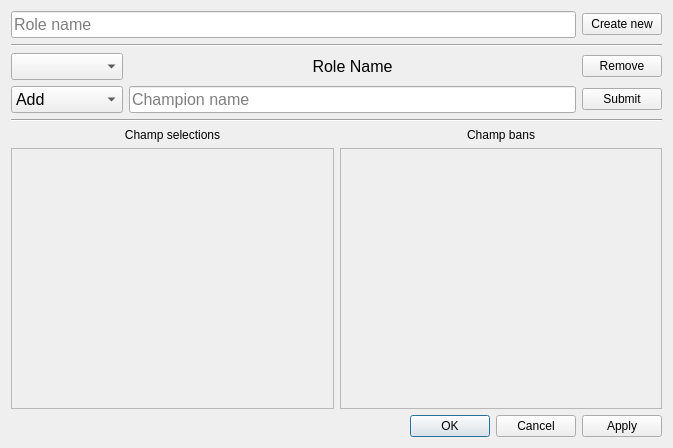
This is forms/settings.ui in Ima-Kang/LoLTools as Qt 5 draws it before an edit. The edited form follows.
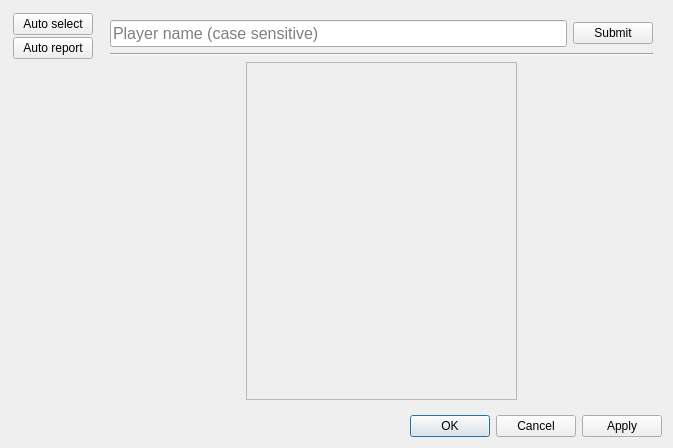
This is the edited form.

What changed in the file:
```diff
--- a/forms/settings.ui
+++ b/forms/settings.ui
@@ -13,13 +13,75 @@
   <property name="windowTitle">
    <string>Dialog</string>
   </property>
+  <layout class="QVBoxLayout" name="verticalLayout_9">
+   <item>
+    <layout class="QHBoxLayout" name="horizontalLayout_7">
+     <item>
+      <widget class="QFrame" name="verticalFrame">
+       <property name="layoutDirection">
+        <enum>Qt::LeftToRight</enum>
+       </property>
+       <property name="styleSheet">
+        <string notr="true">QFrame{
+	border-radius: 3px;;
+    border: 1px solid #777777;
+};</string>
+       </property>
   <layout class="QVBoxLayout" name="verticalLayout_5">
+        <property name="spacing">
+         <number>2</number>
+        </property>
+        <property name="sizeConstraint">
+         <enum>QLayout::SetMinimumSize</enum>
+        </property>
+        <property name="leftMargin">
+         <number>2</number>
+        </property>
+        <property name="topMargin">
+         <number>2</number>
+        </property>
+        <property name="rightMargin">
+         <number>2</number>
+        </property>
+        <property name="bottomMargin">
+         <number>2</number>
+        </property>
+        <item>
+         <widget class="QPushButton" name="selectButton">
+          <property name="text">
+           <string>Auto select</string>
+          </property>
+         </widget>
+        </item>
+        <item>
+         <widget class="QPushButton" name="reportButton">
+          <property name="text">
+           <string>Auto report</string>
+          </property>
+         </widget>
+        </item>
+        <item>
+         <spacer name="verticalSpacer_3">
+          <property name="orientation">
+           <enum>Qt::Vertical</enum>
+          </property>
+          <property name="sizeHint" stdset="0">
+           <size>
+            <width>20</width>
+            <height>40</height>
+           </size>
+          </property>
+         </spacer>
+        </item>
+       </layout>
+      </widget>
+     </item>
    <item>
     <widget class="QStackedWidget" name="stackedWidget">
      <property name="currentIndex">
-      <number>0</number>
-     </property>
-     <widget class="QWidget" name="page_3">
+        <number>1</number>
+       </property>
+       <widget class="QWidget" name="page_1">
       <layout class="QVBoxLayout" name="verticalLayout_3">
        <property name="leftMargin">
         <number>0</number>
@@ -36,7 +98,7 @@
        <item>
         <layout class="QVBoxLayout" name="verticalLayout_2">
          <item>
-          <layout class="QHBoxLayout" name="horizontalLayout_2" stretch="4,0">
+            <layout class="QHBoxLayout" name="horizontalLayout_2" stretch="0,0">
            <item>
             <widget class="QLineEdit" name="profileName">
              <property name="font">
@@ -233,6 +295,12 @@
           <layout class="QHBoxLayout" name="horizontalLayout_4">
            <item>
             <widget class="QScrollArea" name="scrollArea">
+               <property name="styleSheet">
+                <string notr="true">QScrollArea{
+	border-radius: 3px;;
+    border: 1px solid #777777;
+};</string>
+               </property>
              <property name="widgetResizable">
               <bool>true</bool>
              </property>
@@ -241,8 +309,8 @@
                <rect>
                 <x>0</x>
                 <y>0</y>
-                <width>321</width>
-                <height>247</height>
+                  <width>274</width>
+                  <height>245</height>
                </rect>
               </property>
               <layout class="QVBoxLayout" name="verticalLayout_4">
@@ -268,6 +336,12 @@
            </item>
            <item>
             <widget class="QScrollArea" name="scrollArea_2">
+               <property name="styleSheet">
+                <string notr="true">QScrollArea{
+	border-radius: 3px;;
+    border: 1px solid #777777;
+};</string>
+               </property>
              <property name="widgetResizable">
               <bool>true</bool>
              </property>
@@ -276,8 +350,8 @@
                <rect>
                 <x>0</x>
                 <y>0</y>
-                <width>320</width>
-                <height>247</height>
+                  <width>273</width>
+                  <height>245</height>
                </rect>
               </property>
               <layout class="QVBoxLayout" name="verticalLayout_10">
@@ -307,8 +381,115 @@
        </item>
       </layout>
      </widget>
-     <widget class="QWidget" name="page_4"/>
-    </widget>
+       <widget class="QWidget" name="page_2">
+        <layout class="QVBoxLayout" name="verticalLayout_7">
+         <item>
+          <layout class="QHBoxLayout" name="horizontalLayout_3" stretch="4,0">
+           <item>
+            <widget class="QLineEdit" name="nameWhitelist">
+             <property name="font">
+              <font>
+               <family>Arial</family>
+               <pointsize>12</pointsize>
+              </font>
+             </property>
+             <property name="placeholderText">
+              <string>Player name (case sensitive)</string>
+             </property>
+            </widget>
+           </item>
+           <item>
+            <widget class="QPushButton" name="whiteListAdd">
+             <property name="text">
+              <string>Submit</string>
+             </property>
+            </widget>
+           </item>
+          </layout>
+         </item>
+         <item>
+          <widget class="Line" name="line_3">
+           <property name="orientation">
+            <enum>Qt::Horizontal</enum>
+           </property>
+          </widget>
+         </item>
+         <item>
+          <layout class="QHBoxLayout" name="horizontalLayout_5" stretch="1,2,1">
+           <item>
+            <spacer name="horizontalSpacer">
+             <property name="orientation">
+              <enum>Qt::Horizontal</enum>
+             </property>
+             <property name="sizeHint" stdset="0">
+              <size>
+               <width>40</width>
+               <height>20</height>
+              </size>
+             </property>
+            </spacer>
+           </item>
+           <item>
+            <widget class="QScrollArea" name="scrollArea_3">
+             <property name="styleSheet">
+              <string notr="true">QScrollArea{
+	border-radius: 3px;;
+    border: 1px solid #777777;
+};</string>
+             </property>
+             <property name="widgetResizable">
+              <bool>true</bool>
+             </property>
+             <widget class="QWidget" name="scrollAreaWidgetContents_2">
+              <property name="geometry">
+               <rect>
+                <x>0</x>
+                <y>0</y>
+                <width>263</width>
+                <height>334</height>
+               </rect>
+              </property>
+              <layout class="QVBoxLayout" name="verticalLayout_6">
+               <item>
+                <layout class="QVBoxLayout" name="whitelist"/>
+               </item>
+               <item>
+                <spacer name="verticalSpacer_2">
+                 <property name="orientation">
+                  <enum>Qt::Vertical</enum>
+                 </property>
+                 <property name="sizeHint" stdset="0">
+                  <size>
+                   <width>20</width>
+                   <height>47</height>
+                  </size>
+                 </property>
+                </spacer>
+               </item>
+              </layout>
+             </widget>
+            </widget>
+           </item>
+           <item>
+            <spacer name="horizontalSpacer_2">
+             <property name="orientation">
+              <enum>Qt::Horizontal</enum>
+             </property>
+             <property name="sizeHint" stdset="0">
+              <size>
+               <width>40</width>
+               <height>20</height>
+              </size>
+             </property>
+            </spacer>
+           </item>
+          </layout>
+         </item>
+        </layout>
+       </widget>
+      </widget>
+     </item>
+    </layout>
    </item>
    <item>
     <widget class="QDialogButtonBox" name="buttonBox">
```
Lines whose indentation alone changed are shown as unchanged.
